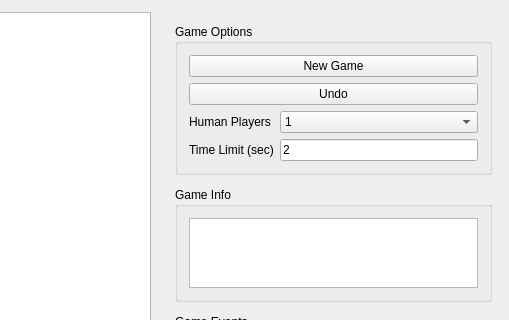
Before: the Qt Designer form main/mainwindow.ui in fjp/othello_qt, drawn with Qt 5; both pictures show x 361 to 870 and y 0 to 320 of the 870 by 554 pixel window.
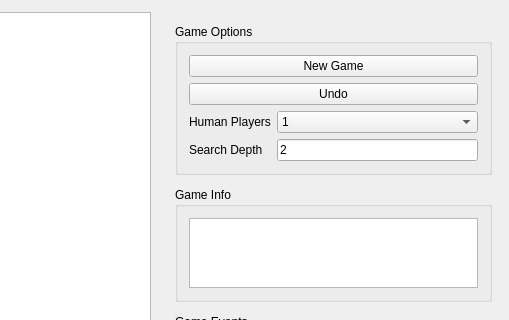
After: the same form once the commit is applied.

Diff of the .ui file:
```diff
--- a/main/mainwindow.ui
+++ b/main/mainwindow.ui
@@ -111,7 +111,7 @@
         <item row="3" column="0">
          <widget class="QLabel" name="label">
           <property name="text">
-           <string>Time Limit (sec)</string>
+           <string>Search Depth</string>
           </property>
          </widget>
         </item>
```
